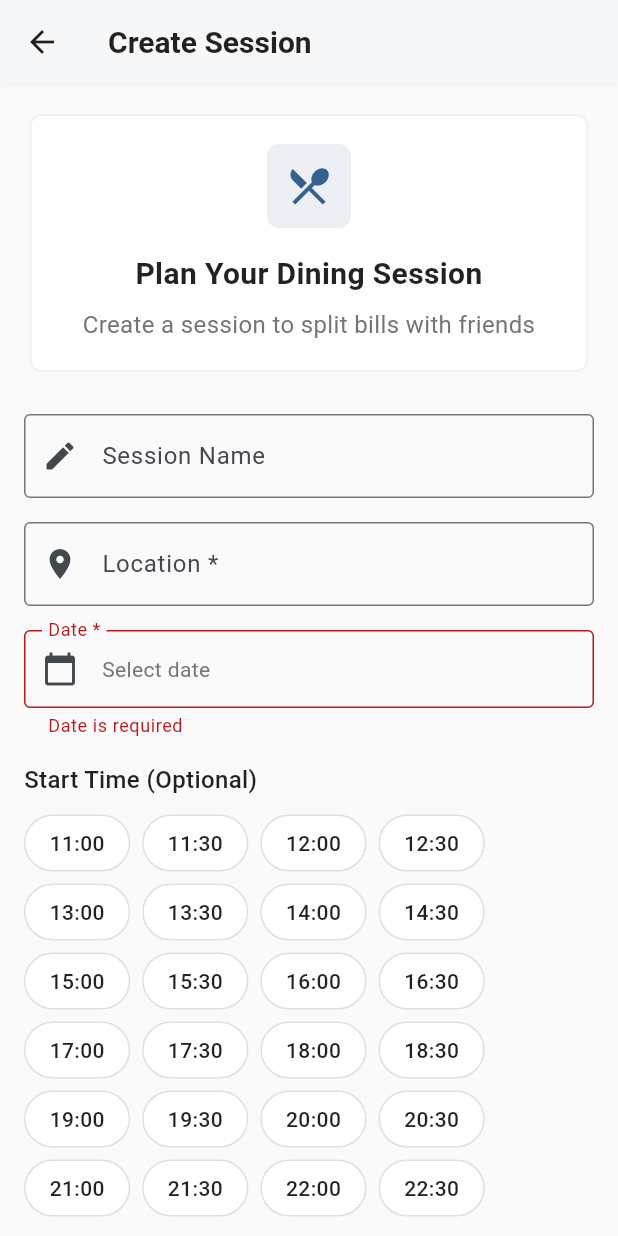
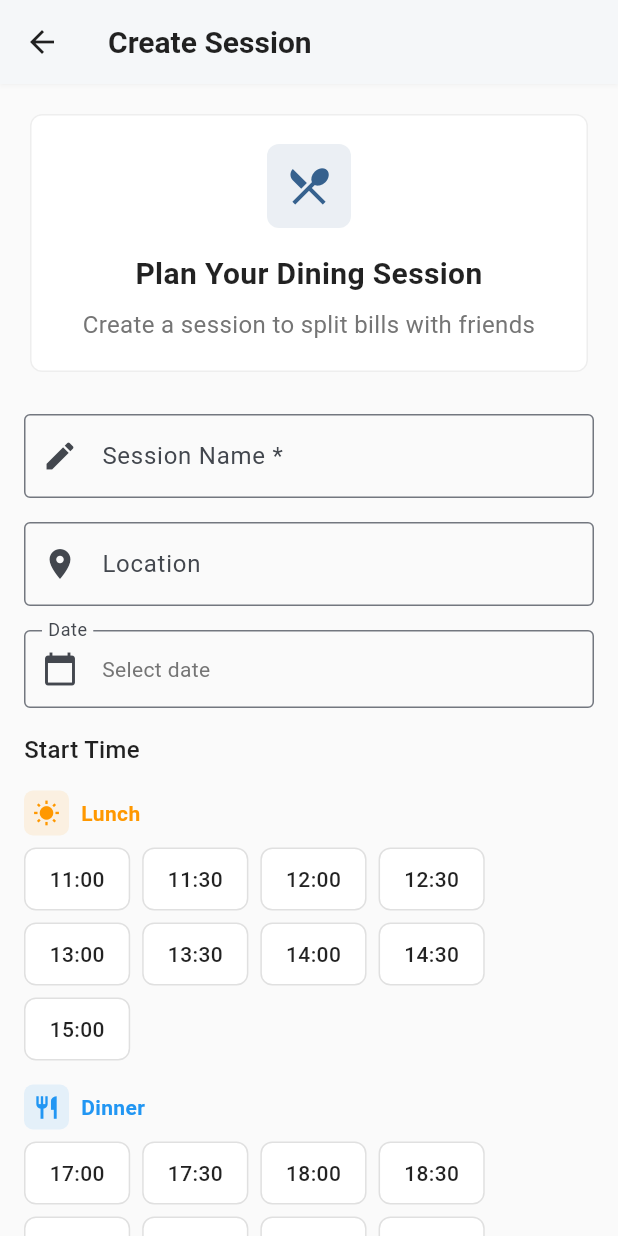
Before and after one commit to noodev8/splitdine2, a Flutter app: the CreateSessionScreen screen opened directly, on a phone screen of 412 x 824 dp. Run offline on Flutter 3.47's test engine with Material 3 defaults, Android fonts, the phone set to English and light mode, and no system bars; our stand-ins replace image_picker, shared_preferences; accounts and stored records are empty.

Commit message:
Simplify create session form and improve time selection UI
- Made only session name mandatory, other fields optional with defaults
- Redesigned time selection with lunch/dinner periods and colored icons
- Removed Late Night time slots (21:30+) and validation warnings
- Added custom time input option for flexibility
- Used 'TBD' for empty location and current date as fallbacks

🤖 Generated with [Claude Code](https://claude.ai/code)

Co-Authored-By: Claude <noreply@anthropic.com>

```diff
--- a/splitdine2_flutter/lib/screens/create_session_screen.dart
+++ b/splitdine2_flutter/lib/screens/create_session_screen.dart
@@ -14,20 +14,28 @@ class _CreateSessionScreenState extends State<CreateSessionScreen> {
   final _sessionNameController = TextEditingController();
   final _locationController = TextEditingController();
   final _descriptionController = TextEditingController();
-  final _manualTimeController = TextEditingController();
 
   DateTime? _selectedDate;
   String? _selectedTimeSlot;
   String? _selectedFoodType;
   bool _isLoading = false;
-  bool _useManualTime = false;
 
-  // Time slots in 30-minute intervals
-  final List<String> _timeSlots = [
-    '11:00', '11:30', '12:00', '12:30', '13:00', '13:30', '14:00', '14:30',
-    '15:00', '15:30', '16:00', '16:30', '17:00', '17:30', '18:00', '18:30',
-    '19:00', '19:30', '20:00', '20:30', '21:00', '21:30', '22:00', '22:30'
-  ];
+  // Time slots grouped by meal periods
+  final Map<String, Map<String, dynamic>> _timePeriods = {
+    'Lunch': {
+      'icon': Icons.wb_sunny,
+      'color': Colors.orange,
+      'times': ['11:00', '11:30', '12:00', '12:30', '13:00', '13:30', '14:00', '14:30', '15:00']
+    },
+    'Dinner': {
+      'icon': Icons.restaurant,
+      'color': Colors.blue,
+      'times': ['17:00', '17:30', '18:00', '18:30', '19:00', '19:30', '20:00', '20:30', '21:00']
+    }
+  };
+
+  final _customTimeController = TextEditingController();
+  bool _useCustomTime = false;
 
   // Food types
   final List<String> _foodTypes = [
@@ -41,7 +49,7 @@ class _CreateSessionScreenState extends State<CreateSessionScreen> {
     _sessionNameController.dispose();
     _locationController.dispose();
     _descriptionController.dispose();
-    _manualTimeController.dispose();
+    _customTimeController.dispose();
     super.dispose();
   }
 
@@ -122,33 +130,19 @@ class _CreateSessionScreenState extends State<CreateSessionScreen> {
 
               const SizedBox(height: 24),
 
-              // Session Name
+              // Session Name (Required)
               TextFormField(
                 controller: _sessionNameController,
                 decoration: const InputDecoration(
-                  labelText: 'Session Name',
+                  labelText: 'Session Name *',
                   hintText: 'e.g., Birthday Dinner, Team Lunch',
                   border: OutlineInputBorder(),
                   prefixIcon: Icon(Icons.edit),
                 ),
                 textCapitalization: TextCapitalization.words,
-              ),
-
-              const SizedBox(height: 16),
-
-              // Location (Required)
-              TextFormField(
-                controller: _locationController,
-                decoration: const InputDecoration(
-                  labelText: 'Location *',
-                  hintText: 'Restaurant name or address',
-                  border: OutlineInputBorder(),
-                  prefixIcon: Icon(Icons.location_on),
-                ),
-                textCapitalization: TextCapitalization.words,
                 validator: (value) {
                   if (value == null || value.trim().isEmpty) {
-                    return 'Location is required';
+                    return 'Session name is required';
                   }
                   return null;
                 },
@@ -156,15 +150,28 @@ class _CreateSessionScreenState extends State<CreateSessionScreen> {
 
               const SizedBox(height: 16),
 
-              // Date (Required)
+              // Location (Optional)
+              TextFormField(
+                controller: _locationController,
+                decoration: const InputDecoration(
+                  labelText: 'Location',
+                  hintText: 'Restaurant name or address',
+                  border: OutlineInputBorder(),
+                  prefixIcon: Icon(Icons.location_on),
+                ),
+                textCapitalization: TextCapitalization.words,
+              ),
+
+              const SizedBox(height: 16),
+
+              // Date (Optional)
               InkWell(
                 onTap: _selectDate,
                 child: InputDecorator(
-                  decoration: InputDecoration(
-                    labelText: 'Date *',
-                    border: const OutlineInputBorder(),
-                    prefixIcon: const Icon(Icons.calendar_today),
-                    errorText: _selectedDate == null ? 'Date is required' : null,
+                  decoration: const InputDecoration(
+                    labelText: 'Date',
+                    border: OutlineInputBorder(),
+                    prefixIcon: Icon(Icons.calendar_today),
                   ),
                   child: Text(
                     _selectedDate == null
@@ -179,73 +186,119 @@ class _CreateSessionScreenState extends State<CreateSessionScreen> {
 
               const SizedBox(height: 16),
 
-              // Time Selection
+              // Time Selection (Optional)
               Column(
                 crossAxisAlignment: CrossAxisAlignment.start,
                 children: [
                   const Text(
-                    'Start Time (Optional)',
+                    'Start Time',
                     style: TextStyle(
                       fontSize: 16,
                       fontWeight: FontWeight.w500,
                       color: Colors.black87,
                     ),
                   ),
-                  const SizedBox(height: 12),
+                  const SizedBox(height: 16),
 
-                  // Time slot buttons
+                  // Time periods with icons
+                  ..._timePeriods.entries.map((period) {
+                    final periodName = period.key;
+                    final periodData = period.value;
+                    final icon = periodData['icon'] as IconData;
+                    final color = periodData['color'] as Color;
+                    final times = periodData['times'] as List<String>;
+
+                    return Column(
+                      crossAxisAlignment: CrossAxisAlignment.start,
+                      children: [
+                        // Period header
+                        Row(
+                          children: [
+                            Container(
+                              padding: const EdgeInsets.all(6),
+                              decoration: BoxDecoration(
+                                color: color.withValues(alpha: 0.1),
+                                borderRadius: BorderRadius.circular(6),
+                              ),
+                              child: Icon(
+                                icon,
+                                size: 18,
+                                color: color,
+                              ),
+                            ),
+                            const SizedBox(width: 8),
+                            Text(
+                              periodName,
+                              style: TextStyle(
+                                fontSize: 14,
+                                fontWeight: FontWeight.w600,
+                                color: color,
+                              ),
+                            ),
+                          ],
+                        ),
+                        const SizedBox(height: 8),
+
+                        // Time buttons for this period
                         Wrap(
                           spacing: 8,
                           runSpacing: 8,
-                    children: _timeSlots.map((time) {
-                      final isSelected = _selectedTimeSlot == time && !_useManualTime;
+                          children: times.map((time) {
+                            final isSelected = _selectedTimeSlot == time && !_useCustomTime;
                             return GestureDetector(
                               onTap: () {
                                 setState(() {
                                   _selectedTimeSlot = time;
-                            _useManualTime = false;
-                            _manualTimeController.clear();
+                                  _useCustomTime = false;
+                                  _customTimeController.clear();
                                 });
                               },
                               child: Container(
-                          padding: const EdgeInsets.symmetric(horizontal: 16, vertical: 8),
+                                padding: const EdgeInsets.symmetric(horizontal: 16, vertical: 10),
                                 decoration: BoxDecoration(
-                            color: isSelected
-                                ? Theme.of(context).colorScheme.primary
-                                : Colors.white,
+                                  color: isSelected ? color : Colors.white,
                                   border: Border.all(
-                              color: isSelected
-                                  ? Theme.of(context).colorScheme.primary
-                                  : Colors.grey.shade300,
+                                    color: isSelected ? color : Colors.grey.shade300,
+                                    width: isSelected ? 2 : 1,
                                   ),
-                            borderRadius: BorderRadius.circular(20),
+                                  borderRadius: BorderRadius.circular(8),
+                                  boxShadow: isSelected ? [
+                                    BoxShadow(
+                                      color: color.withValues(alpha: 0.3),
+                                      blurRadius: 4,
+                                      offset: const Offset(0, 2),
+                                    ),
+                                  ] : null,
                                 ),
                                 child: Text(
                                   time,
                                   style: TextStyle(
                                     color: isSelected ? Colors.white : Colors.black87,
-                              fontWeight: FontWeight.w500,
+                                    fontWeight: isSelected ? FontWeight.w600 : FontWeight.w500,
+                                    fontSize: 14,
                                   ),
                                 ),
                               ),
                             );
                           }).toList(),
                         ),
+                        const SizedBox(height: 16),
+                      ],
+                    );
+                  }).toList(),
 
-                  const SizedBox(height: 16),
-
-                  // Manual time option
+                  // Custom time option
                   Row(
                     children: [
                       Checkbox(
-                        value: _useManualTime,
+                        value: _useCustomTime,
                         onChanged: (value) {
                           setState(() {
-                            _useManualTime = value ?? false;
-                            if (_useManualTime) {
+                            _useCustomTime = value ?? false;
+                            if (_useCustomTime) {
                               _selectedTimeSlot = null;
                             } else {
-                              _manualTimeController.clear();
+                              _customTimeController.clear();
                             }
                           });
                         },
@@ -254,18 +307,18 @@ class _CreateSessionScreenState extends State<CreateSessionScreen> {
                     ],
                   ),
 
-                  if (_useManualTime) ...[
+                  if (_useCustomTime) ...[
                     const SizedBox(height: 8),
                     TextFormField(
-                      controller: _manualTimeController,
+                      controller: _customTimeController,
                       decoration: const InputDecoration(
                         labelText: 'Custom Time',
-                        hintText: 'e.g., 19:30',
+                        hintText: 'e.g., 19:30, 23:15',
                         border: OutlineInputBorder(),
                         prefixIcon: Icon(Icons.access_time),
                       ),
                       validator: (value) {
-                        if (_useManualTime && (value == null || value.trim().isEmpty)) {
+                        if (_useCustomTime && (value == null || value.trim().isEmpty)) {
                           return 'Please enter a time';
                         }
                         return null;
@@ -370,12 +423,7 @@ class _CreateSessionScreenState extends State<CreateSessionScreen> {
 
 
   Future<void> _handleCreateSession() async {
-    if (!_formKey.currentState!.validate() || _selectedDate == null) {
-      if (_selectedDate == null) {
-        ScaffoldMessenger.of(context).showSnackBar(
-          const SnackBar(content: Text('Please select a date')),
-        );
-      }
+    if (!_formKey.currentState!.validate()) {
       return;
     }
 
@@ -386,20 +434,20 @@ class _CreateSessionScreenState extends State<CreateSessionScreen> {
     try {
       final sessionProvider = Provider.of<SessionProvider>(context, listen: false);
 
-      // Format time as string if provided
+      // Use selected time slot or custom time (if provided)
       String? timeString;
-      if (_useManualTime) {
-        timeString = _manualTimeController.text.trim();
+      if (_useCustomTime && _customTimeController.text.trim().isNotEmpty) {
+        timeString = _customTimeController.text.trim();
       } else if (_selectedTimeSlot != null) {
         timeString = _selectedTimeSlot;
       }
 
       final success = await sessionProvider.createSession(
-        sessionName: _sessionNameController.text.trim().isEmpty
-            ? null
-            : _sessionNameController.text.trim(),
-        location: _locationController.text.trim(),
-        sessionDate: _selectedDate!,
+        sessionName: _sessionNameController.text.trim(),
+        location: _locationController.text.trim().isEmpty
+            ? 'TBD'
+            : _locationController.text.trim(),
+        sessionDate: _selectedDate ?? DateTime.now(),
         sessionTime: timeString,
         description: _descriptionController.text.trim().isEmpty
             ? null
```
Lines whose indentation alone changed are shown as unchanged.
